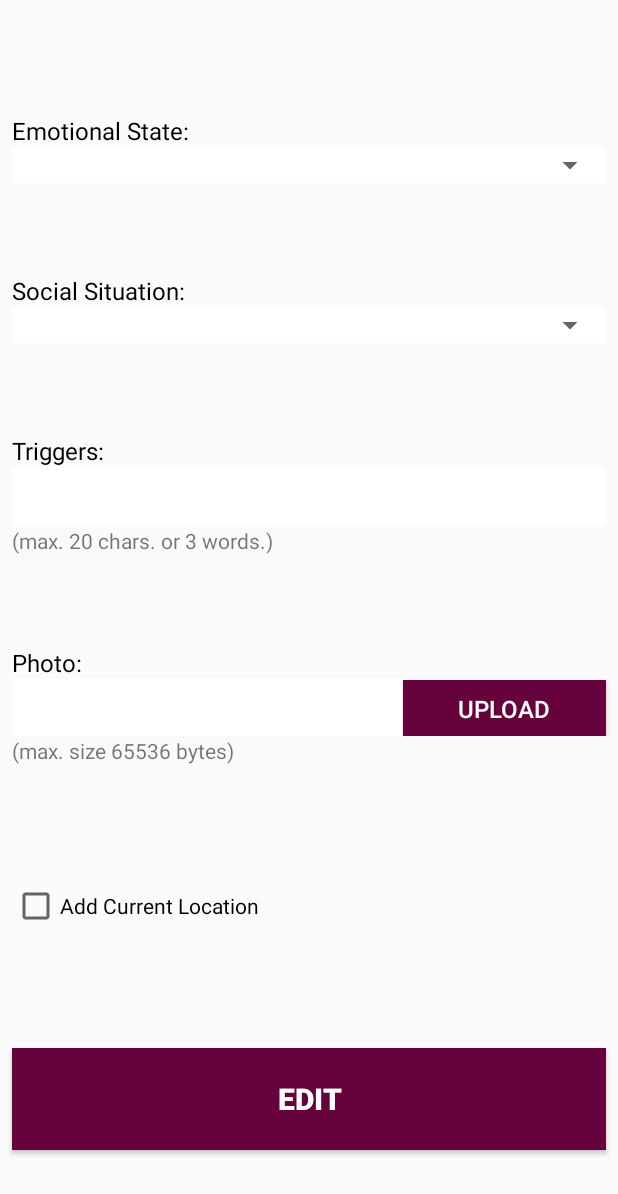
After one commit to CMPUT301W17T22/MoodSwing, an Android app: the layout activity_edit_mood_event.xml on its own in the app's theme, with its tools: preview values and no code run, on a phone screen of 412 x 824 dp. The commit adds this screen. Shown: the top 1194 px of the screen. Run offline under Robolectric (Android 15) with nearby library versions, the phone set to English and light mode, and no system bars.

Commit message:
Work on EditMoodEventActivity.

```diff
--- a/app/src/main/AndroidManifest.xml
+++ b/app/src/main/AndroidManifest.xml
@@ -55,7 +55,8 @@
             android:name="android.hardware.camera"
             android:required="true" />
 
-        <activity android:name=".ViewMoodEventActivity"></activity>
+        <activity android:name=".ViewMoodEventActivity" />
+        <activity android:name=".EditMoodEventActivity"></activity>
     </application>
 
 </manifest>
--- /dev/null
+++ b/app/src/main/res/layout/activity_edit_mood_event.xml
@@ -0,0 +1,186 @@
+<?xml version="1.0" encoding="utf-8"?>
+<LinearLayout xmlns:android="http://schemas.android.com/apk/res/android"
+    android:orientation="vertical" android:layout_width="match_parent"
+    android:layout_height="match_parent"
+    android:weightSum="1">
+
+    <Space
+        android:layout_width="match_parent"
+        android:layout_height="wrap_content"
+        android:layout_weight="0.15" />
+
+    <TextView
+        android:id="@+id/emotionalStateTextView_EditMoodEventActivity"
+        android:layout_width="match_parent"
+        android:layout_height="wrap_content"
+        android:paddingStart="8dp"
+        android:text="@string/emotionalstate"
+        android:textColor="#000"
+        android:textSize="16sp" />
+
+    <RelativeLayout
+        android:layout_width="wrap_content"
+        android:layout_height="wrap_content"
+        android:layout_marginLeft="8dp"
+        android:layout_marginRight="8dp"
+        android:background="#fff">
+
+        <Spinner
+            android:id="@+id/emotionalStateSpinner_EditMoodEventActivity"
+            android:layout_width="match_parent"
+            android:layout_height="wrap_content"
+            android:entries="@array/mood_array"
+            android:prompt="@string/mood_prompt"
+            android:popupBackground="#fff"
+            android:layout_alignParentTop="true"
+            android:layout_alignParentStart="true" />
+    </RelativeLayout>
+
+
+    <Space
+        android:layout_width="match_parent"
+        android:layout_height="wrap_content"
+        android:layout_weight="0.12" />
+
+    <TextView
+        android:id="@+id/socialSituationTextView_EditMoodEventActivity"
+        android:layout_width="match_parent"
+        android:layout_height="wrap_content"
+        android:paddingStart="8dp"
+        android:text="@string/socialsituation"
+        android:textColor="#000"
+        android:textSize="16sp" />
+
+    <RelativeLayout
+        android:layout_width="wrap_content"
+        android:layout_height="wrap_content"
+        android:layout_marginLeft="8dp"
+        android:layout_marginRight="8dp"
+        android:background="#fff">
+
+        <Spinner
+            android:id="@+id/socialSituationSpinner_EditMoodEventActivity"
+            android:layout_width="match_parent"
+            android:layout_height="wrap_content"
+            android:layout_marginStart="8dp"
+            android:entries="@array/socialSituation_array"
+            android:prompt="@string/socialSituation_prompt"
+            android:popupBackground="#fff"
+            />
+    </RelativeLayout>
+
+
+    <Space
+        android:layout_width="match_parent"
+        android:layout_height="wrap_content"
+        android:layout_weight="0.12" />
+
+    <TextView
+        android:id="@+id/triggerTextView_EditMoodEventActivity"
+        android:layout_width="match_parent"
+        android:layout_height="wrap_content"
+        android:paddingStart="8dp"
+        android:text="@string/triggers"
+        android:textColor="#000"
+        android:textSize="16sp" />
+
+    <EditText
+        android:id="@+id/triggerEditText_EditMoodEventActivity"
+        android:layout_width="match_parent"
+        android:layout_height="wrap_content"
+        android:layout_marginLeft="8dp"
+        android:layout_marginRight="8dp"
+        android:layout_weight="0.03"
+        android:background="#fff"
+        android:ems="10"
+        android:inputType="textPersonName" />
+
+    <TextView
+        android:id="@+id/triggersSizeTextView_EditMoodEventActivity"
+        android:layout_width="match_parent"
+        android:layout_height="wrap_content"
+        android:paddingStart="8dp"
+        android:text="@string/trigger_max_message" />
+
+    <Space
+        android:layout_width="match_parent"
+        android:layout_height="wrap_content"
+        android:layout_weight="0.12" />
+
+    <TextView
+        android:id="@+id/photoTextView_EditMoodEventActivity"
+        android:layout_width="match_parent"
+        android:layout_height="wrap_content"
+        android:paddingStart="8dp"
+        android:text="@string/photo"
+        android:textColor="#000"
+        android:textSize="16sp" />
+
+    <LinearLayout
+        android:layout_width="match_parent"
+        android:layout_height="38dp"
+        android:orientation="horizontal">
+
+        <EditText
+            android:id="@+id/photoEditText_EditMoodEventActivity"
+            android:layout_width="wrap_content"
+            android:layout_height="match_parent"
+            android:layout_marginStart="8dp"
+            android:layout_weight="1"
+            android:background="#fff"
+            android:ems="10"
+            android:inputType="textPersonName" />
+
+        <Button
+            android:id="@+id/photoUploadButton_EditMoodEventActivity"
+            android:layout_width="wrap_content"
+            android:layout_height="wrap_content"
+            android:layout_marginEnd="8dp"
+            android:layout_weight="1"
+            android:background="#66023C"
+            android:elevation="0dp"
+            android:text="@string/upload"
+            android:textColor="#fff"
+            android:textSize="16dp" />
+    </LinearLayout>
+
+    <TextView
+        android:id="@+id/photoSizeTextView_EditMoodEventActivity"
+        android:layout_width="match_parent"
+        android:layout_height="wrap_content"
+        android:paddingStart="8dp"
+        android:text="@string/photo_max_message" />
+
+    <Space
+        android:layout_width="match_parent"
+        android:layout_height="wrap_content"
+        android:layout_weight="0.14" />
+
+    <CheckBox
+        android:id="@+id/addCurentLocationCheckBox_EditMoodEventActivity"
+        android:layout_width="match_parent"
+        android:layout_height="wrap_content"
+        android:layout_marginLeft="8dp"
+        android:layout_marginRight="8dp"
+        android:layout_weight="0.03"
+        android:text="@string/addlocation" />
+
+    <Space
+        android:layout_width="match_parent"
+        android:layout_height="wrap_content"
+        android:layout_weight="0.14" />
+
+    <Button
+        android:id="@+id/newMoodEventPostButton_EditMoodEventActivity"
+        android:layout_width="match_parent"
+        android:layout_height="wrap_content"
+        android:layout_marginLeft="8dp"
+        android:layout_marginRight="8dp"
+        android:layout_weight="0.04"
+        android:background="#66023C"
+        android:text="@string/edit"
+        android:textColor="#fff"
+        android:textSize="20sp"
+        android:textStyle="bold" />
+
+</LinearLayout>
--- a/app/src/main/res/values/strings.xml
+++ b/app/src/main/res/values/strings.xml
@@ -46,6 +46,7 @@
     </string-array>
 
     <string name="socialSituation_prompt">Choose your social situation</string>
+    <string name="edit">Edit</string>
 
 
 </resources>
```
Also changed, not shown: app/src/main/java/com/ualberta/cmput301w17t22/moodswing/EditMoodEventActivity.java (added, +97 -0 lines), app/src/main/java/com/ualberta/cmput301w17t22/moodswing/ViewMoodEventActivity.java (+31 -1 lines), app/src/main/res/layout/activity_view_mood_event.xml (+11 -5 lines).
